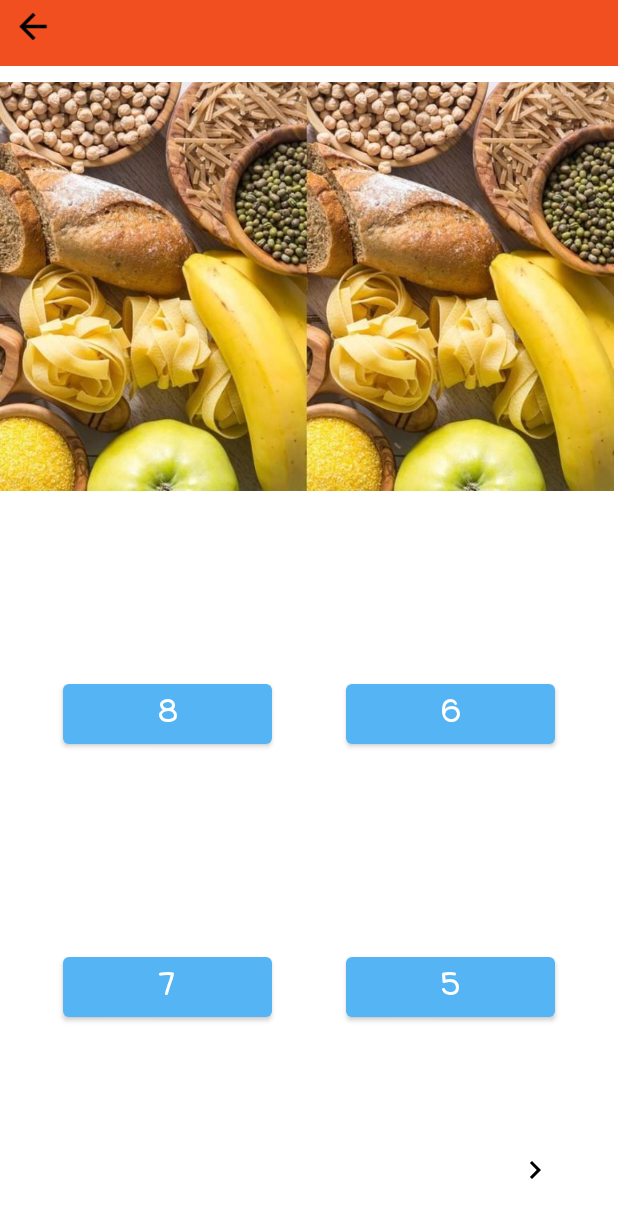
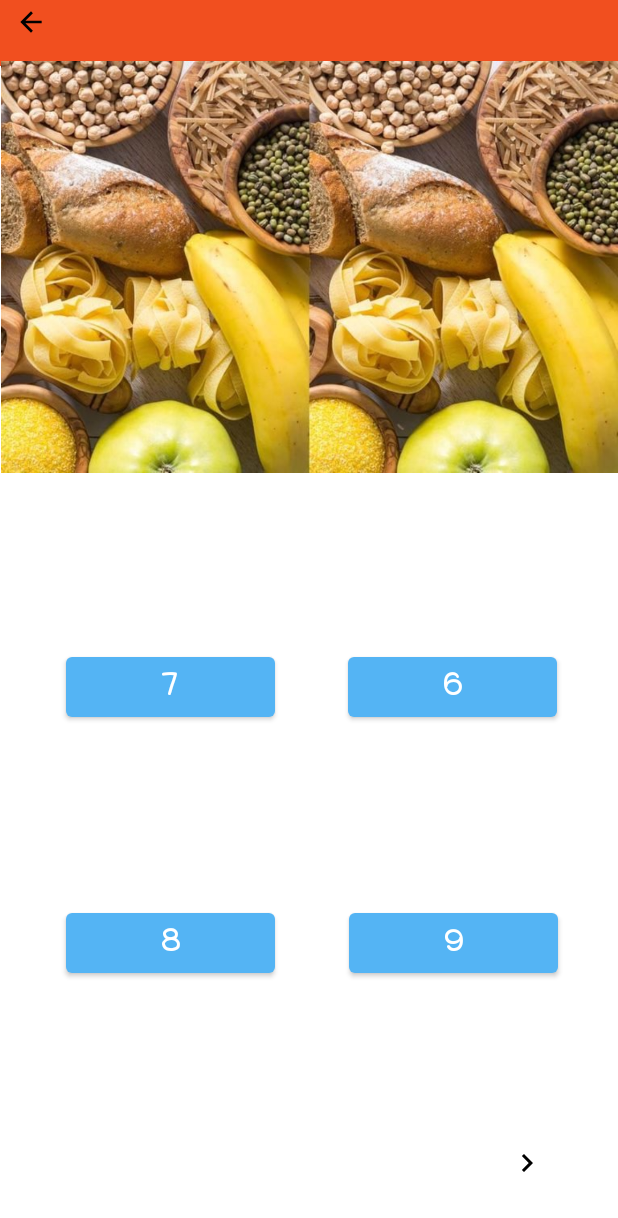
Before and after one commit to SalsabeelH/ProjectMobileApps, an Android app: the DifferenceActivity screen opened directly, with no data from a screen before it, on a phone screen of 412 x 824 dp. Shown: the top 1218 px of the screen. Run offline under Robolectric (Android 15) with nearby library versions, the phone set to English and light mode, and no system bars.

Commit message:
fourth commit

```diff
--- a/app/src/main/java/birzeit/edu/projectmobileapps/ui/DifferenceActivity.java
+++ b/app/src/main/java/birzeit/edu/projectmobileapps/ui/DifferenceActivity.java
@@ -2,17 +2,91 @@ package birzeit.edu.projectmobileapps.ui;
 
 import androidx.appcompat.app.AppCompatActivity;
 
+import android.content.Intent;
+import android.graphics.Color;
+import android.graphics.drawable.Drawable;
 import android.os.Bundle;
+import android.view.View;
+import android.widget.Button;
+
+import android.widget.ImageButton;
+import android.widget.ImageView;
+
 import birzeit.edu.projectmobileapps.R;
+import birzeit.edu.projectmobileapps.model.Difference;
 
 public class DifferenceActivity extends AppCompatActivity {
+
+    private Button choice1;
+    private Button choice2;
+    private Button choice3;
+    private Button choice4;
+    private ImageView differenceImg;
+    private ImageView back;
+    private ImageButton next;
+    private Difference difference;
+    private int index=0;
 
     @Override
     protected void onCreate(Bundle savedInstanceState) {
         super.onCreate(savedInstanceState);
         setContentView(R.layout.activity_difference);
 
-        //every -> show new item
-        //set button choices, image
+        extracted();
+        nextDispaly();
+    }
+
+    private void extracted() {
+        choice1=findViewById(R.id.choice1);
+        choice2=findViewById(R.id.choice2);
+        choice3=findViewById(R.id.choice3);
+        choice4=findViewById(R.id.choice4);
+        differenceImg=findViewById(R.id.differenceImg);
+        back=findViewById(R.id.back);
+        next=findViewById(R.id.next);
+
+        next.setOnClickListener(new View.OnClickListener() {
+            @Override
+            public void onClick(View view) {
+                nextDispaly();
+            }
+        });
+
+        back.setOnClickListener(new View.OnClickListener() {
+            @Override
+            public void onClick(View view) {
+                Intent intent=new Intent(DifferenceActivity.this,MentalFragment.class);
+                startActivity(intent);
+                finish();
+            }
+        });
+    }
+
+    private void nextDispaly(){
+        int diff_num,img_after,img_before;
+        diff_num=Difference.differences[index].getDifferenceNumber();
+        img_after=Difference.differences[index].getImgAfter();
+        img_before=Difference.differences[index].getImgBefore();
+
+        Drawable drawable = getResources().getDrawable(img_before);
+        differenceImg.setImageDrawable(drawable);
+        choice1.setText(diff_num-1+"");
+        choice2.setText(diff_num-2+"");
+        choice3.setText(diff_num+"");
+        choice4.setText(diff_num+1+"");
+
+        choice3.setOnClickListener(new View.OnClickListener() {
+            @Override
+            public void onClick(View view) {
+                Drawable drawable = getResources().getDrawable(img_after);
+                differenceImg.setImageDrawable(drawable);
+            }
+        });
+
+        index++;
+        if(index>Difference.differences.length-1){
+            index=0;
+        }
+
     }
 }
--- a/app/src/main/res/layout/activity_difference.xml
+++ b/app/src/main/res/layout/activity_difference.xml
@@ -7,10 +7,10 @@
     tools:context=".ui.DifferenceActivity">
 
     <Button
-        android:id="@+id/button5"
+        android:id="@+id/choice4"
         android:layout_width="139dp"
         android:layout_height="52dp"
-        android:layout_marginEnd="42dp"
+        android:layout_marginEnd="40dp"
         android:layout_marginBottom="140dp"
         android:fontFamily="casual"
         android:text="5"
@@ -18,14 +18,14 @@
         android:textStyle="bold"
         app:layout_constraintBottom_toBottomOf="parent"
         app:layout_constraintEnd_toEndOf="parent"
-        app:layout_constraintTop_toBottomOf="@+id/button3"
-        app:layout_constraintVertical_bias="1.0" />
+        app:layout_constraintTop_toBottomOf="@+id/choice2"
+        app:layout_constraintVertical_bias="0.802" />
 
     <Button
-        android:id="@+id/button4"
+        android:id="@+id/choice3"
         android:layout_width="139dp"
         android:layout_height="52dp"
-        android:layout_marginStart="42dp"
+        android:layout_marginStart="44dp"
         android:layout_marginBottom="140dp"
         android:fontFamily="casual"
         android:text="7"
@@ -33,22 +33,22 @@
         android:textStyle="bold"
         app:layout_constraintBottom_toBottomOf="parent"
         app:layout_constraintStart_toStartOf="parent"
-        app:layout_constraintTop_toBottomOf="@+id/button"
-        app:layout_constraintVertical_bias="1.0" />
+        app:layout_constraintTop_toBottomOf="@+id/choice1"
+        app:layout_constraintVertical_bias="0.8" />
 
     <Button
-        android:id="@+id/button3"
+        android:id="@+id/choice2"
         android:layout_width="139dp"
         android:layout_height="52dp"
-        android:layout_marginTop="72dp"
+        android:layout_marginTop="80dp"
         android:fontFamily="casual"
         android:text="6"
         android:textSize="20sp"
         android:textStyle="bold"
         app:layout_constraintEnd_toEndOf="parent"
-        app:layout_constraintHorizontal_bias="0.845"
+        app:layout_constraintHorizontal_bias="0.852"
         app:layout_constraintStart_toStartOf="parent"
-        app:layout_constraintTop_toBottomOf="@+id/imageView2" />
+        app:layout_constraintTop_toBottomOf="@+id/differenceImg" />
 
     <TextView
         android:id="@+id/textView4"
@@ -60,24 +60,24 @@
         app:layout_constraintTop_toTopOf="parent" />
 
     <Button
-        android:id="@+id/button"
+        android:id="@+id/choice1"
         android:layout_width="139dp"
         android:layout_height="52dp"
         android:layout_marginStart="42dp"
-        android:layout_marginTop="72dp"
+        android:layout_marginTop="80dp"
         android:fontFamily="casual"
         android:text="8"
         android:textSize="20sp"
         android:textStyle="bold"
-        app:layout_constraintEnd_toStartOf="@+id/button3"
-        app:layout_constraintHorizontal_bias="0.0"
+        app:layout_constraintEnd_toStartOf="@+id/choice2"
+        app:layout_constraintHorizontal_bias="0.039"
         app:layout_constraintStart_toStartOf="parent"
-        app:layout_constraintTop_toBottomOf="@+id/imageView2" />
+        app:layout_constraintTop_toBottomOf="@+id/differenceImg" />
 
     <ImageButton
-        android:id="@+id/imageButton"
-        android:layout_width="78dp"
-        android:layout_height="56dp"
+        android:id="@+id/next"
+        android:layout_width="89dp"
+        android:layout_height="66dp"
         android:layout_marginBottom="16dp"
         android:background="@android:color/transparent"
         android:scrollbarSize="8dp"
@@ -88,20 +88,20 @@
         app:srcCompat="@drawable/ic_baseline_navigate_next_24" />
 
     <ImageView
-        android:id="@+id/imageView2"
-        android:layout_width="409dp"
-        android:layout_height="374dp"
+        android:id="@+id/differenceImg"
+        android:layout_width="411dp"
+        android:layout_height="348dp"
         android:layout_marginTop="4dp"
         app:layout_constraintEnd_toEndOf="parent"
-        app:layout_constraintHorizontal_bias="0.0"
+        app:layout_constraintHorizontal_bias="1.0"
         app:layout_constraintStart_toStartOf="parent"
         app:layout_constraintTop_toTopOf="parent"
         app:srcCompat="@drawable/img1_a" />
 
     <ImageView
-        android:id="@+id/imageView4"
-        android:layout_width="44dp"
-        android:layout_height="27dp"
+        android:id="@+id/back"
+        android:layout_width="41dp"
+        android:layout_height="21dp"
         android:layout_marginTop="4dp"
         app:layout_constraintEnd_toEndOf="parent"
         app:layout_constraintHorizontal_bias="0.0"
```
